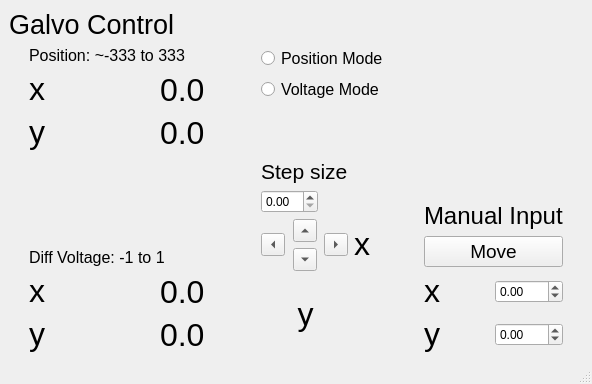
Qt form gui/galvo/ui_galvogui.ui (trezitorul/qudi) before a commit.
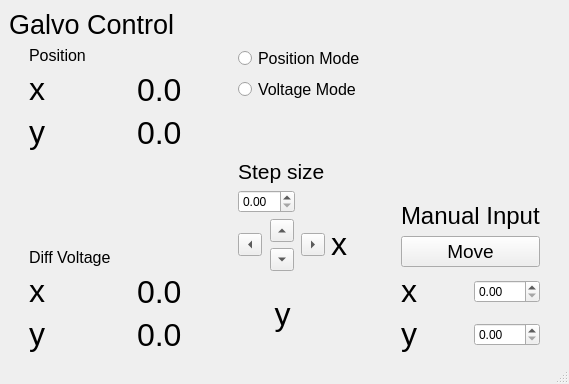
The same form after that commit.

```diff
--- a/gui/galvo/ui_galvogui.ui
+++ b/gui/galvo/ui_galvogui.ui
@@ -6,7 +6,7 @@
    <rect>
     <x>0</x>
     <y>0</y>
-    <width>592</width>
+    <width>569</width>
     <height>384</height>
    </rect>
   </property>
@@ -53,7 +53,7 @@
              </font>
             </property>
             <property name="text">
-             <string>Position: ~-333 to 333</string>
+             <string>Position</string>
             </property>
            </widget>
           </item>
@@ -155,7 +155,7 @@
              </font>
             </property>
             <property name="text">
-             <string>Diff Voltage: -1 to 1</string>
+             <string>Diff Voltage</string>
             </property>
            </widget>
           </item>
@@ -426,14 +426,7 @@
            </widget>
           </item>
           <item>
-           <widget class="QDoubleSpinBox" name="xInput">
-            <property name="minimum">
-             <double>-400.000000000000000</double>
-            </property>
-            <property name="maximum">
-             <double>400.000000000000000</double>
-            </property>
-           </widget>
+           <widget class="QDoubleSpinBox" name="xInput"/>
           </item>
          </layout>
         </item>
@@ -452,14 +445,7 @@
            </widget>
           </item>
           <item>
-           <widget class="QDoubleSpinBox" name="yInput">
-            <property name="minimum">
-             <double>-400.000000000000000</double>
-            </property>
-            <property name="maximum">
-             <double>400.000000000000000</double>
-            </property>
-           </widget>
+           <widget class="QDoubleSpinBox" name="yInput"/>
           </item>
          </layout>
         </item>
```
Left out of the diff: 2 changed lines with no effect on the pictures.
